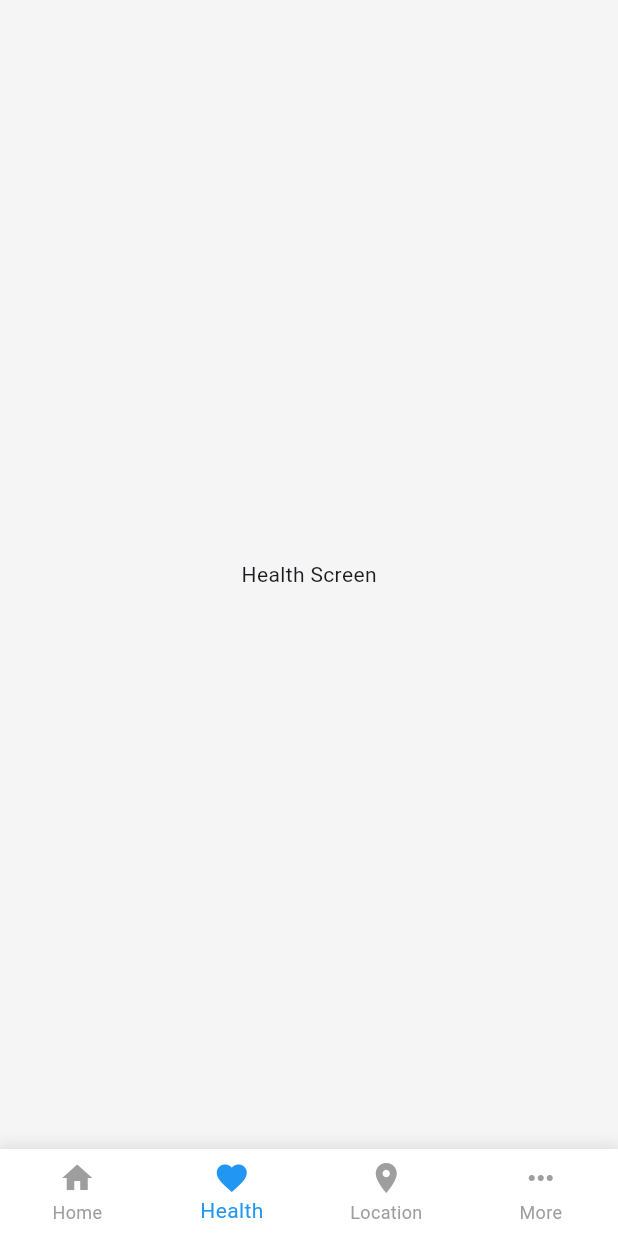
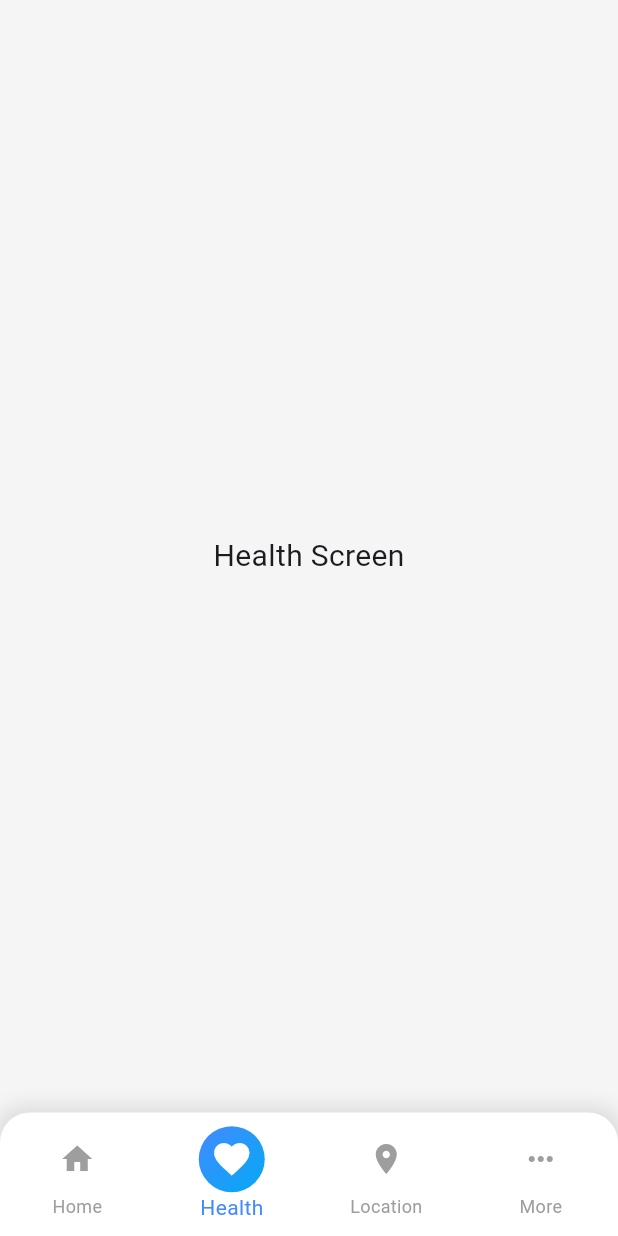
Before and after one commit to kartikkumarofficial/ElderCare, a Flutter app: the BottomNavBar screen opened directly, item 2 of the bottom bar chosen, on a phone screen of 412 x 824 dp. Run offline on Flutter 3.47's test engine with Material 3 defaults, Android fonts, the phone set to English and light mode, and no system bars.

Commit message:
bottom nav bar

```diff
--- a/lib/Screens/Dashboard.dart
+++ b/lib/Screens/Dashboard.dart
@@ -1,5 +1,6 @@
 import 'package:flutter/material.dart';
 import 'package:eldercare/widgets/widgets.dart';
+import 'package:eldercare/widgets/BottomNavBar.dart';
 
 class DashboardScreen extends StatelessWidget {
   @override
--- a/lib/main.dart
+++ b/lib/main.dart
@@ -1,5 +1,6 @@
 import 'package:eldercare/Screens/Dashboard.dart';
 import 'package:flutter/material.dart';
+import 'widgets/BottomNavBar.dart';
 
 void main() {
   runApp(const MyApp());
@@ -19,7 +20,7 @@ class MyApp extends StatelessWidget {
         colorScheme: ColorScheme.fromSeed(seedColor: Colors.deepPurple),
         useMaterial3: true,
       ),
-      home: DashboardScreen(),
+      home: BottomNavBar(),
     );
   }
 }
--- a/lib/widgets/BottomNavBar.dart
+++ b/lib/widgets/BottomNavBar.dart
@@ -1,3 +1,4 @@
+import 'package:eldercare/Screens/Dashboard.dart';
 import 'package:flutter/material.dart';
 
 class BottomNavBar extends StatefulWidget {
@@ -7,30 +8,35 @@ class BottomNavBar extends StatefulWidget {
 
 class _BottomNavBarState extends State<BottomNavBar> {
   int _selectedIndex = 0;
-
-  // Dummy list of screens for navigation
   final List<Widget> _screens = [
-    Center(child: Text('Home Screen')),
-    Center(child: Text('Health Screen')),
-    Center(child: Text('Location Screen')),
-    Center(child: Text('More Options Screen')),
+    DashboardScreen(),
+    Center(child: Text('Health Screen', style: TextStyle(fontSize: 20))),
+    Center(child: Text('Location Screen', style: TextStyle(fontSize: 20))),
+    Center(child: Text('More Options Screen', style: TextStyle(fontSize: 20))),
   ];
 
   @override
   Widget build(BuildContext context) {
+    var srcheight = MediaQuery.of(context).size.height;
+    var srcwidth = MediaQuery.of(context).size.width;
     return Scaffold(
       backgroundColor: Colors.grey[100],
-      body: _screens[_selectedIndex], // Display the selected screen
+      body: AnimatedSwitcher(
+        duration: Duration(milliseconds: 300),
+        child: _screens[_selectedIndex], // Smoothly transitions between screens
+      ),
       bottomNavigationBar: Container(
+        height: srcheight*0.1,
         decoration: BoxDecoration(
           color: Colors.white,
           boxShadow: [
             BoxShadow(
               color: Colors.black.withOpacity(0.1),
-              spreadRadius: 2,
-              blurRadius: 8,
+              spreadRadius: 4,
+              blurRadius: 10,
             ),
           ],
+          borderRadius: BorderRadius.vertical(top: Radius.circular(20)),
         ),
         child: BottomNavigationBar(
           currentIndex: _selectedIndex,
@@ -40,27 +46,29 @@ class _BottomNavBarState extends State<BottomNavBar> {
             });
           },
           type: BottomNavigationBarType.fixed,
-          backgroundColor: Colors.white,
-          selectedItemColor: Colors.blue,
+          backgroundColor: Colors.transparent,
+          selectedItemColor: Colors.blueAccent,
           unselectedItemColor: Colors.grey,
           showSelectedLabels: true,
           showUnselectedLabels: true,
           elevation: 0,
-          items: const [
+          selectedFontSize: 14,
+          unselectedFontSize: 12,
+          items: [
             BottomNavigationBarItem(
-              icon: Icon(Icons.home),
+              icon: _buildIcon(Icons.home, 0),
               label: 'Home',
             ),
             BottomNavigationBarItem(
-              icon: Icon(Icons.favorite),
+              icon: _buildIcon(Icons.favorite, 1),
               label: 'Health',
             ),
             BottomNavigationBarItem(
-              icon: Icon(Icons.location_on),
+              icon: _buildIcon(Icons.location_on, 2),
               label: 'Location',
             ),
             BottomNavigationBarItem(
-              icon: Icon(Icons.more_horiz),
+              icon: _buildIcon(Icons.more_horiz, 3),
               label: 'More',
             ),
           ],
@@ -68,4 +76,27 @@ class _BottomNavBarState extends State<BottomNavBar> {
       ),
     );
   }
+
+  Widget _buildIcon(IconData icon, int index) {
+    bool isSelected = _selectedIndex == index;
+    return Container(
+      padding: const EdgeInsets.all(8),
+      decoration: BoxDecoration(
+        shape: BoxShape.circle,
+        gradient: isSelected
+            ? LinearGradient(
+          colors: [Colors.blueAccent, Colors.lightBlue],
+          begin: Alignment.topLeft,
+          end: Alignment.bottomRight,
+        )
+            : null,
+        color: isSelected ? null : Colors.transparent,
+      ),
+      child: Icon(
+        icon,
+        color: isSelected ? Colors.white : Colors.grey,
+        size: isSelected ? 28 : 24,
+      ),
+    );
+  }
 }
```
